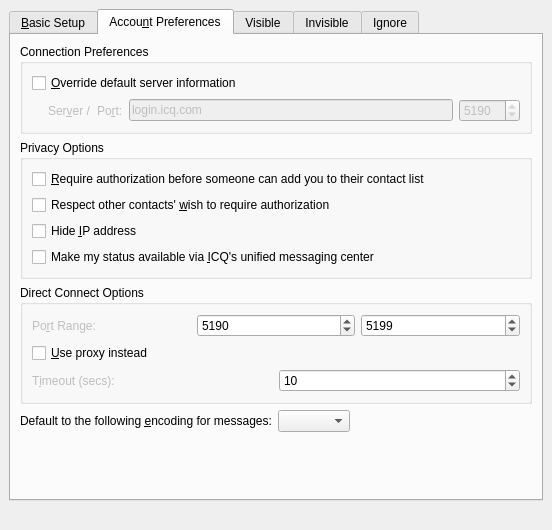
The window that protocols/oscar/icq/ui/icqeditaccountui.ui (KDE/kopete) describes before a commit, drawn with Qt 5.
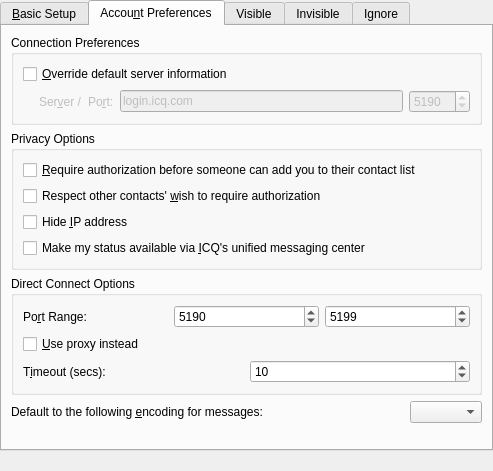
The same window after the commit. The open tabs and pages were chosen to show the change. Custom widgets are drawn as their Qt base class.

```diff
--- a/protocols/oscar/icq/ui/icqeditaccountui.ui
+++ b/protocols/oscar/icq/ui/icqeditaccountui.ui
@@ -5,8 +5,8 @@
    <rect>
     <x>0</x>
     <y>0</y>
-    <width>552</width>
-    <height>530</height>
+    <width>493</width>
+    <height>471</height>
    </rect>
   </property>
   <property name="windowTitle" >
@@ -17,16 +17,16 @@
     <number>6</number>
    </property>
    <property name="leftMargin" >
-    <number>9</number>
+    <number>0</number>
    </property>
    <property name="topMargin" >
-    <number>9</number>
+    <number>0</number>
    </property>
    <property name="rightMargin" >
-    <number>9</number>
+    <number>0</number>
    </property>
    <property name="bottomMargin" >
-    <number>9</number>
+    <number>0</number>
    </property>
    <item>
     <widget class="QTabWidget" name="tabWidget7" >
@@ -541,9 +541,6 @@
             </property>
             <item>
              <widget class="QLabel" name="lblPort" >
-              <property name="enabled" >
-               <bool>false</bool>
-              </property>
               <property name="toolTip" >
                <string>The ports to use for direct connections.</string>
               </property>
@@ -560,9 +557,6 @@
             </item>
             <item>
              <widget class="QSpinBox" name="sbxFirstPort" >
-              <property name="enabled" >
-               <bool>true</bool>
-              </property>
               <property name="toolTip" >
                <string>The start of the port range.</string>
               </property>
@@ -582,9 +576,6 @@
             </item>
             <item>
              <widget class="QSpinBox" name="sbxLastPort" >
-              <property name="enabled" >
-               <bool>true</bool>
-              </property>
               <property name="toolTip" >
                <string>The end of the port range.</string>
               </property>
@@ -636,9 +627,6 @@
             </property>
             <item>
              <widget class="QLabel" name="lblTimeout" >
-              <property name="enabled" >
-               <bool>false</bool>
-              </property>
               <property name="toolTip" >
                <string>Timeout for direct connections.</string>
               </property>
@@ -655,9 +643,6 @@
             </item>
             <item>
              <widget class="QSpinBox" name="sbxTimeout" >
-              <property name="enabled" >
-               <bool>true</bool>
-              </property>
               <property name="toolTip" >
                <string>Timeout for direct connections.</string>
               </property>
@@ -710,13 +695,6 @@
            </property>
           </widget>
          </item>
-         <item>
-          <widget class="QComboBox" name="encodingCombo" >
-           <property name="enabled" >
-            <bool>true</bool>
-           </property>
-          </widget>
-         </item>
          <item>
           <spacer>
            <property name="orientation" >
@@ -724,12 +702,19 @@
            </property>
            <property name="sizeHint" >
             <size>
-             <width>40</width>
+             <width>10</width>
              <height>20</height>
             </size>
            </property>
           </spacer>
          </item>
+         <item>
+          <widget class="QComboBox" name="encodingCombo" >
+           <property name="enabled" >
+            <bool>true</bool>
+           </property>
+          </widget>
+         </item>
         </layout>
        </item>
        <item>
@@ -743,7 +728,7 @@
          <property name="sizeHint" >
           <size>
            <width>20</width>
-           <height>40</height>
+           <height>0</height>
           </size>
          </property>
         </spacer>
```
Left out of the diff: 2 changed lines with no effect on the pictures.
